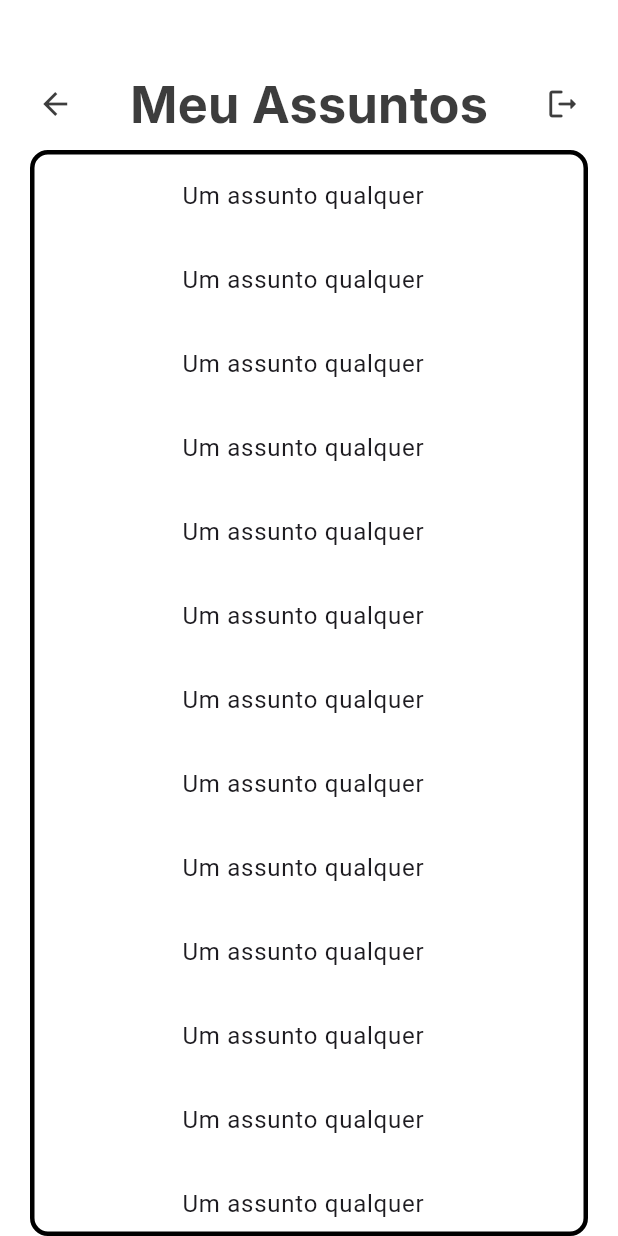
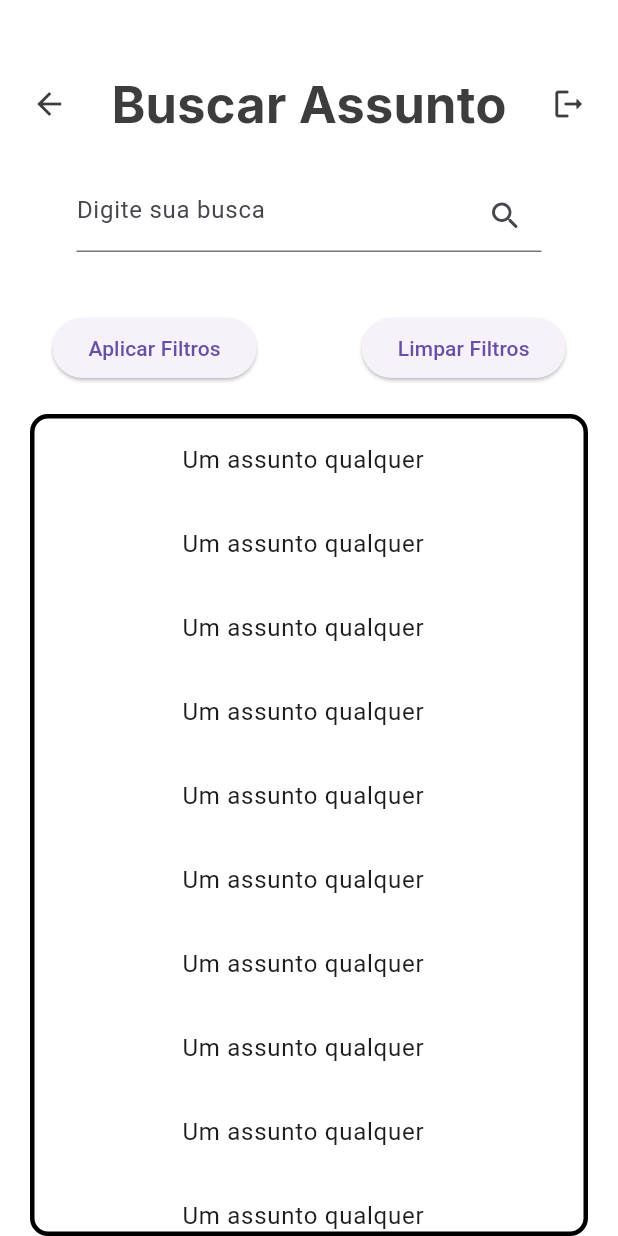
Before and after one commit to paulohp7/fatec_problematicas, a Flutter app: the screen it shows after launch, on a phone screen of 412 x 824 dp. Run offline on Flutter 3.47's test engine with Material 3 defaults, Android fonts, the phone set to English and light mode, and no system bars.

Commit message:
Tela de busca de assuntos

```diff
--- a/lib/views/app.dart
+++ b/lib/views/app.dart
@@ -3,6 +3,7 @@ import 'login.page.dart';
 import 'newaccount.page.dart';
 import 'mysubjects.page.dart';
 import 'subject.page.dart';
+import 'searchsubjects.page.dart';
 
 class TecmerpApp extends StatelessWidget {
   const TecmerpApp({super.key});
@@ -20,8 +21,9 @@ class TecmerpApp extends StatelessWidget {
         "/new-account": (context) => NewAccountPage(),
         "/my-subjects": (context) => MySubjects(),
         "/subject": (context) => Subject(),
+        "/search-subjects": (context) => SearchSubjects()
       },
-      initialRoute: "/my-subjects",
+      initialRoute: "/search-subjects",
     );
   }
 }
--- /dev/null
+++ b/lib/views/searchsubjects.page.dart
@@ -0,0 +1,111 @@
+// ignore_for_file: prefer_const_constructors
+
+import 'package:flutter/material.dart';
+
+class SearchSubjects extends StatelessWidget {
+  const SearchSubjects({super.key});
+
+  @override
+  Widget build(BuildContext context) {
+    return Scaffold(
+        appBar: PreferredSize(
+        preferredSize: Size.fromHeight(100), // Altura do AppBar
+        child: AppBar(
+          scrolledUnderElevation: 0, // Fazer parar de mudar de cor no scroll
+          elevation: 0,
+          automaticallyImplyLeading: false, // Remover a seta automática
+          backgroundColor: Color(0xFFFFFFFF),
+          flexibleSpace: Padding(
+            padding: const EdgeInsets.only(top: 45.0), // Espaçamento superior
+            child: Row(
+              // crossAxisAlignment: CrossAxisAlignment.center,
+              mainAxisAlignment: MainAxisAlignment.spaceAround,
+              children: [
+                // SizedBox(width: 16),
+                IconButton(
+                  icon: Icon(Icons.arrow_back, color: Color(0xFF3D3D3D)),
+                  onPressed: () {
+                    Navigator.of(context).pop(); // Volta para a página anterior
+                  },
+                ),
+                //SizedBox(width: 15), // Espaço entre a seta e o texto
+                Text(
+                  "Buscar Assunto",
+                  style: TextStyle(
+                    fontSize: 34,
+                    fontFamily: 'Inter',
+                    fontWeight: FontWeight.w800,
+                    color: Color(0xFF3D3D3D),
+                  ),
+                ),
+                IconButton(
+                  icon: Icon(Icons.logout_rounded, color: Color(0xFF3D3D3D)),
+                  onPressed: () {
+                    // Navigator.of(context).pop();
+                  },
+                ),
+              ],
+            ),
+          ),
+        ),
+      ),
+      body: Column(
+        children: [
+          Container(
+            width: 350,
+            padding: EdgeInsets.all(20),
+            child: TextField(
+              decoration: InputDecoration(
+                hintText: "Digite sua busca",
+                suffixIcon: Icon(Icons.search_rounded)
+              ),
+            ),
+          ),
+          Row(
+            mainAxisAlignment: MainAxisAlignment.spaceAround,
+            children: [
+              Container(
+                padding: EdgeInsets.all(20),
+                child: ElevatedButton(
+                  onPressed: () => {},
+                  child: Text('Aplicar Filtros')),
+              ),
+              Container(
+                padding: EdgeInsets.all(20),
+                child: ElevatedButton(
+                  onPressed: () => {},
+                  child: Text('Limpar Filtros')),
+              ),
+            ],
+          ),
+          Expanded(
+            child: Container(
+              margin: EdgeInsets.symmetric(horizontal: 20),
+              decoration: BoxDecoration(
+                border: Border.all(
+                  color: Colors.black, // Cor da borda
+                  width: 3,          // Largura da borda
+                ),
+                borderRadius: BorderRadius.circular(12), // Opcional: para bordas arredondadas
+              ),
+              child: ListView.builder(
+                itemCount: 20,
+                itemBuilder: (context, index) {
+                  return Center( // Centraliza o conteúdo do ListTile
+                    child: Container(
+                      width: MediaQuery.of(context).size.width * 0.8, // Define uma largura customizada
+                      child: ListTile(
+                        title: Center(child: Text('Um assunto qualquer')),
+                        onTap: () => Navigator.pushNamed(context, '/subject'),
+                      ),
+                    ),
+                  );
+                }
+              ),
+            ),
+          ),
+        ],
+      )
+    );
+  }
+}
```
